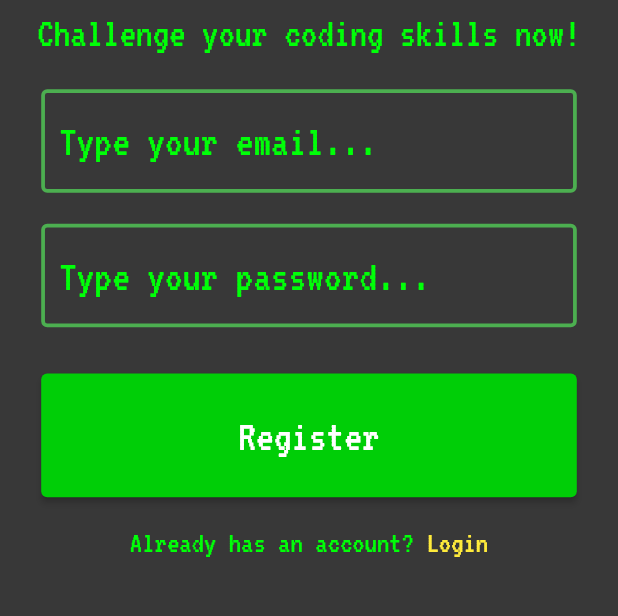
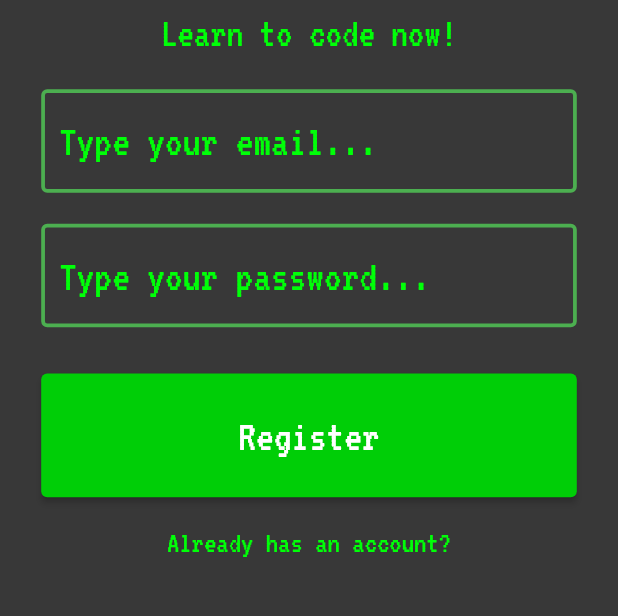
Before and after one commit to RuanEmanuell/progedu, a Flutter app: the screen it shows after launch, on a phone screen of 412 x 824 dp, the part 503-1119 px from its top. Run offline on Flutter 3.47's test engine with Material 2 defaults, Android fonts, the phone set to English and light mode, and no system bars; our stand-ins replace cloud_firestore, firebase_auth, firebase_core, google_fonts, google_mobile_ads; accounts and stored records are empty; generated files the repository leaves out were written again.

Commit message:
feat: adding ads

```diff
--- a/lib/main.dart
+++ b/lib/main.dart
@@ -3,6 +3,7 @@ import 'package:flutter/material.dart';
 import "package:provider/provider.dart";
 import 'package:firebase_core/firebase_core.dart';
 import "package:flutter/services.dart";
+import "package:google_mobile_ads/google_mobile_ads.dart";
 
 import 'controller/controller.dart';
 import 'firebase_options.dart';
@@ -18,21 +19,35 @@ void main() async {
 
   await Firebase.initializeApp(options: DefaultFirebaseOptions.currentPlatform);
 
+  await MobileAds.instance.initialize();
+
   await SystemChrome.setPreferredOrientations([DeviceOrientation.portraitUp]);
 
   runApp(MultiProvider(
       providers: [ChangeNotifierProvider(create: (context) => Controller())],
-      child: MaterialApp(home: MyApp())));
+      child: const MaterialApp(home: MyApp())));
 }
 
-class MyApp extends StatelessWidget {
-  MyApp({super.key});
+class MyApp extends StatefulWidget {
+  const MyApp({super.key});
 
+  @override
+  State<MyApp> createState() => _MyAppState();
+}
+
+class _MyAppState extends State<MyApp> {
   final user = FirebaseAuth.instance.currentUser;
 
   final PageController controller = PageController();
 
   int index = 0;
+
+  @override
+  void initState() {
+    super.initState();
+    Provider.of<Controller>(context, listen: false).createInterAd();
+    Provider.of<Controller>(context, listen: false).createRewardAd();
+  }
 
   @override
   Widget build(BuildContext context) {
--- a/lib/models/questions1.dart
+++ b/lib/models/questions1.dart
@@ -675,7 +675,7 @@ Map<String, dynamic> questions = {
           "Mudar as propriedades de largura e altura",
           "Mudar as propriedades de tamanho e proporção"
         ],
-        "correct": "Mudar as propriedades de largura e altura"
+        "correct": "Changing width and height properties"
       },
       {
         "question": "Quando CSS foi lançado?",
--- a/lib/models/strings.dart
+++ b/lib/models/strings.dart
@@ -6,7 +6,7 @@ Map<String, dynamic> strings = {
     "c3": "Challenge 3 - Coming Soon",
     "exercice": "exercice",
     "question": "question",
-    "hint": "Hint:",
+    "hint": "Hint: ",
     "right": "You are right!",
     "wrong": "You are wrong!...",
     "input": "Your input:",
@@ -26,20 +26,20 @@ Map<String, dynamic> strings = {
     "welcome": "Welcome back!",
     "forgotpassword": "Forgot your password?",
     "noaccount": "Don't have an account yet?",
-    "sign": " Sign in",
+    "signin": "Sign in",
     "emptyname": "Type your nickname...",
     "name": "What's your nickname?",
     "choosename": "Choose nickname",
-    "learncode": "Challenge your coding skills now!",
+    "learncode": "Learn to code now!",
     "register": "Register",
     "hasaccount": "Already has an account?",
     "quizranking": "Quiz Rankings",
     "exerciceranking": "Exercice Rankings",
     "selectranking": "SELECT A RANKING",
     "exit": "Are you sure you want to exit?",
-    "login": " Login",
     "logout": "You will logout and return to main screen.",
-    "exitconfirm": "Exit"
+    "exitconfirm": "Exit",
+    "ad": " Hints are hidden, tap here to see an add and unlock",
   },
   "portuguese": {
     "progedu": "/ProgEdu",
@@ -48,7 +48,7 @@ Map<String, dynamic> strings = {
     "c3": "Desafio 3 - Em breve",
     "exercice": "exercício",
     "question": "questão",
-    "hint": "Dica:",
+    "hint": "Dica: ",
     "right": "Você acertou!",
     "wrong": "Você errou...",
     "input": "Sua resposta:",
@@ -68,19 +68,19 @@ Map<String, dynamic> strings = {
     "welcome": "Bem vindo de volta!",
     "forgotpassword": "Esqueceu sua senha?",
     "noaccount": "Ainda não tem uma conta?",
-    "sign": " Registrar-se",
+    "sign": "Registrar-se",
     "emptyname": "Digite seu nome...",
     "name": "Qual seu nome?",
     "choosename": "Escolher nome",
-    "learncode": "Teste suas habilidades de programação!",
+    "learncode": "Aprenda a programar agora!",
     "register": "Registrar",
     "hasaccount": "Já tem uma conta?",
     "quizranking": "Rankings do Quiz",
-    "exerciceranking": "Rankings do Exercício Prático",
+    "exerciceranking": "Rankings do Exercício Pratico",
     "selectranking": "SELECIONAR UM RANKING",
     "exit": "Tem certeza que quer sair?",
-    "login": " Entrar",
     "logout": "Você será desconectado e voltará ao menu principal.",
     "exitconfirm": "Sair",
+    "ad": " Dicas ocultas, toque aqui para ver anúncio e liberar",
   }
 };
--- a/lib/screens/games/quiz.dart
+++ b/lib/screens/games/quiz.dart
@@ -89,19 +89,21 @@ class QuizScreen extends StatelessWidget {
                                 }
                                 value.tappable = true;
                                 FirebaseFirestore.instance
-                                    .collection("quizrankings")
+                                    .collection("${index}quizrankings")
                                     .doc(("${value.correctCount.toString()} ${user!.displayName}"))
                                     .set({
                                   "name": user!.displayName,
+                                  "id": user!.uid,
                                   "rank": value.correctCount.toString()
                                 });
                                 Future.delayed(const Duration(seconds: 3), () {
                                   Navigator.push(context, MaterialPageRoute(
                                     builder: (context) {
-                                      return MyApp();
+                                      return const MyApp();
                                     },
                                   ));
                                 });
+                                value.showInterAd();
                               }
                             }
                           },
--- a/lib/screens/login/login.dart
+++ b/lib/screens/login/login.dart
@@ -34,7 +34,7 @@ class LoginScreen extends StatelessWidget {
             .then(((value) {
           Navigator.push(context, MaterialPageRoute(
             builder: (context) {
-              return MyApp();
+              return const MyApp();
             },
           ));
           Provider.of<Controller>(context, listen: false).stopLoading();
--- a/lib/screens/login/name.dart
+++ b/lib/screens/login/name.dart
@@ -34,7 +34,7 @@ class NameScreen extends StatelessWidget {
         await user!.updateDisplayName(nameController.text.trim()).then(((value) {
           Navigator.push(context, MaterialPageRoute(
             builder: (context) {
-              return MyApp();
+              return const MyApp();
             },
           ));
           Provider.of<Controller>(context, listen: false).stopLoading();
--- a/lib/widgets/rank/ranklist.dart
+++ b/lib/widgets/rank/ranklist.dart
@@ -37,7 +37,7 @@ class RankList extends StatelessWidget {
               return Container(
                 margin: EdgeInsets.all(screenWidth / 20),
                 decoration: BoxDecoration(
-                    color: data["name"] == user.displayName ? Colors.grey : Colors.black,
+                    color: data["uid"] == user.uid ? Colors.grey : Colors.black,
                     borderRadius: BorderRadius.circular(50)),
                 child: Row(
                   mainAxisAlignment: MainAxisAlignment.center,
```
Also changed, not shown: lib/controller/controller.dart (+83 -4 lines), lib/screens/games/exercices.dart (+26 -13 lines).
